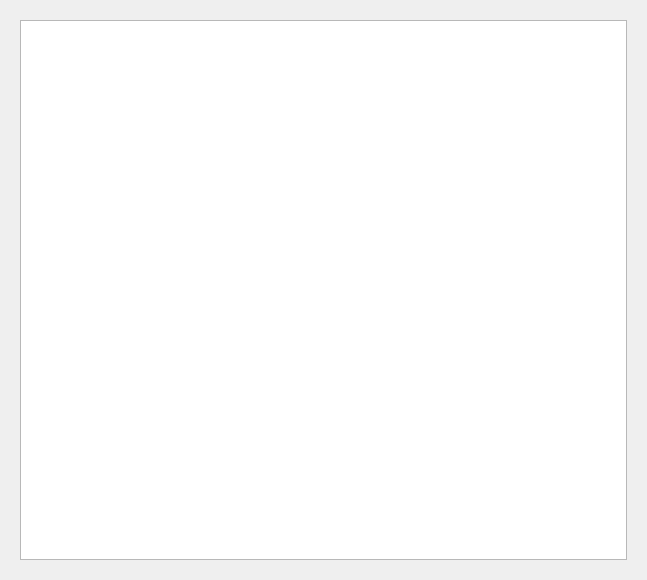
Before: the Qt Designer form PhantomSelect.ui in alPreuhs/InteractiveReconstruction, drawn with Qt 5.
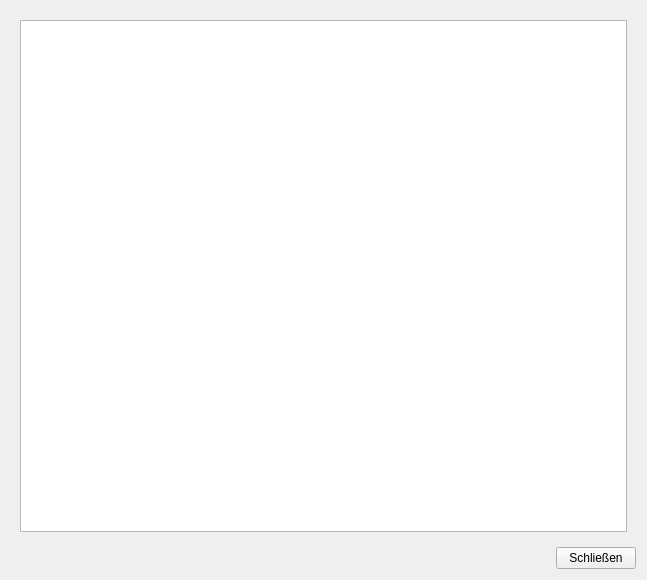
After: the same form once the commit is applied.

Patch:
```diff
--- a/PhantomSelect.ui
+++ b/PhantomSelect.ui
@@ -17,7 +17,27 @@
    <number>-1</number>
   </property>
   <layout class="QGridLayout" name="gridLayout">
-   <item row="0" column="0">
+   <item row="1" column="1">
+    <widget class="QPushButton" name="pushButton">
+     <property name="text">
+      <string>Schließen</string>
+     </property>
+    </widget>
+   </item>
+   <item row="1" column="0">
+    <spacer name="horizontalSpacer">
+     <property name="orientation">
+      <enum>Qt::Horizontal</enum>
+     </property>
+     <property name="sizeHint" stdset="0">
+      <size>
+       <width>40</width>
+       <height>20</height>
+      </size>
+     </property>
+    </spacer>
+   </item>
+   <item row="0" column="0" colspan="2">
     <widget class="QFrame" name="frame_SelectPhantom">
      <property name="frameShape">
       <enum>QFrame::NoFrame</enum>
```
